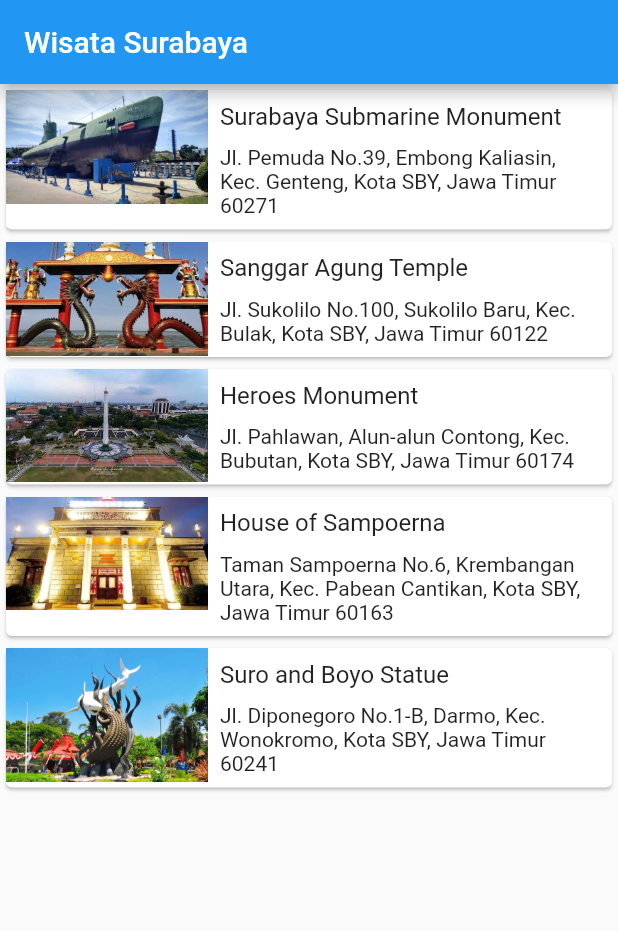
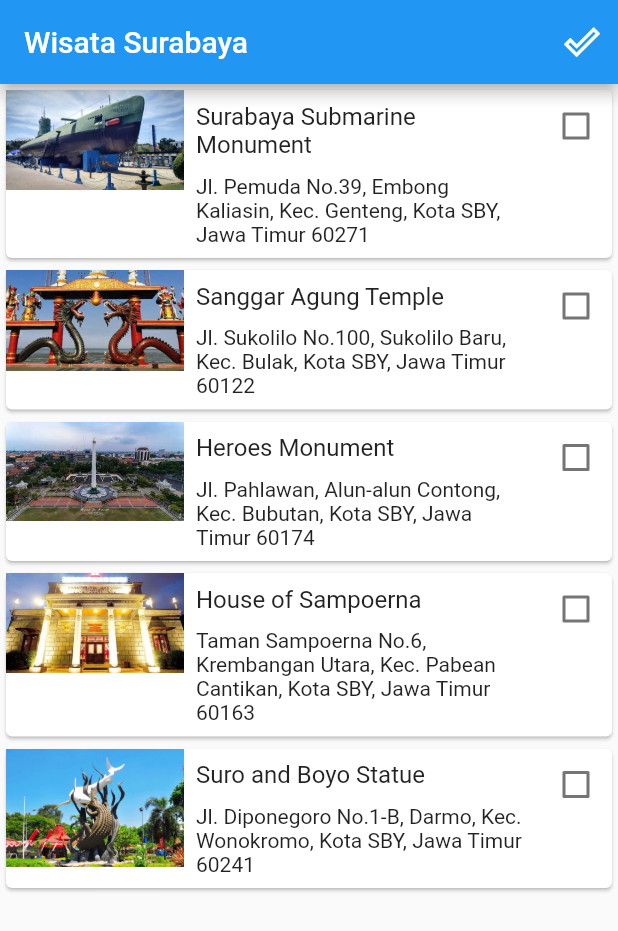
Before and after one commit to denasgt123/first_flutter_project, a Flutter app: the screen it shows after launch, on a phone screen of 412 x 824 dp. Shown: the top 931 px of the screen. Run offline on Flutter 3.47's test engine with Material 2 defaults, Android fonts, the phone set to English and light mode, and no system bars.

```diff
--- /dev/null
+++ b/lib/done_tourism_place_list.dart
@@ -0,0 +1,37 @@
+import 'package:first_flutter_project/model/tourism-place.dart';
+import 'package:flutter/material.dart';
+
+class DoneTourismList extends StatelessWidget {
+  final List<TourismPlace> doneTourismPlaceList;
+  const DoneTourismList({Key? key, required this.doneTourismPlaceList})
+      : super(key: key);
+
+  @override
+  Widget build(BuildContext context) {
+    return Scaffold(
+      appBar: AppBar(
+        title: const Text('Wisata Telah Dikunjungi'),
+      ),
+      body: ListView.builder(
+        itemBuilder: (context, index) {
+          final TourismPlace place = doneTourismPlaceList[index];
+          return Card(
+            color: Colors.white60,
+            child: Row(
+              crossAxisAlignment: CrossAxisAlignment.center,
+              mainAxisAlignment: MainAxisAlignment.spaceBetween,
+              children: <Widget>[
+                Text(
+                  place.name,
+                  style: const TextStyle(fontSize: 16.0),
+                ),
+                const Icon(Icons.done_outline),
+              ],
+            ),
+          );
+        },
+        itemCount: doneTourismPlaceList.length,
+      ),
+    );
+  }
+}
--- a/lib/main-screen.dart
+++ b/lib/list_item.dart
@@ -1,35 +1,21 @@
 import 'package:first_flutter_project/model/tourism-place.dart';
 import 'package:flutter/material.dart';
-import 'package:first_flutter_project/detail_screen.dart';
 
-class MainScreen extends StatelessWidget {
-  const MainScreen({Key? key}) : super(key: key);
+class ListItem extends StatelessWidget {
+  final TourismPlace place;
+  final bool isDone;
+  final Function(bool? value) onCheckboxClick;
+  const ListItem({
+    Key? key,
+    required this.place,
+    required this.isDone,
+    required this.onCheckboxClick,
+  }) : super(key: key);
 
   @override
   Widget build(BuildContext context) {
-    return Scaffold(
-      appBar: AppBar(
-        title: const Text('Wisata Surabaya'),
-      ),
-      body: ListView.builder(
-        itemBuilder: (context, index) {
-          final TourismPlace place = tourismPlaceList[index];
-          return InkWell(
-            onTap: () {
-              Navigator.push(context, MaterialPageRoute(builder: (context) {
-                return DetailScreen(place: place);
-              }));
-            },
-            child: listItem(place),
-          );
-        },
-        itemCount: tourismPlaceList.length,
-      ),
-    );
-  }
-
-  Widget listItem(TourismPlace place) {
     return Card(
+      color: isDone ? Colors.white60 : Colors.white,
       child: Row(
         crossAxisAlignment: CrossAxisAlignment.start,
         children: <Widget>[
@@ -57,6 +43,10 @@ class MainScreen extends StatelessWidget {
               ),
             ),
           ),
+          Checkbox(
+              checkColor: Colors.blueAccent,
+              value: isDone,
+              onChanged: onCheckboxClick),
         ],
       ),
     );
--- a/lib/main.dart
+++ b/lib/main.dart
@@ -1,4 +1,4 @@
-import 'package:first_flutter_project/main-screen.dart';
+import 'package:first_flutter_project/main_screen.dart';
 import 'package:flutter/material.dart';
 
 void main() {
--- /dev/null
+++ b/lib/main_screen.dart
@@ -0,0 +1,37 @@
+import 'package:first_flutter_project/done_tourism_place_list.dart';
+import 'package:first_flutter_project/model/tourism-place.dart';
+import 'package:first_flutter_project/tourism_list.dart';
+import 'package:flutter/material.dart';
+
+class MainScreen extends StatefulWidget {
+  const MainScreen({Key? key}) : super(key: key);
+
+  @override
+  _MainScreenState createState() => _MainScreenState();
+}
+
+class _MainScreenState extends State<MainScreen> {
+  final List<TourismPlace> doneTourismPlaceList = [];
+
+  @override
+  Widget build(BuildContext context) {
+    return Scaffold(
+        appBar: AppBar(
+          title: const Text('Wisata Surabaya'),
+          actions: <Widget>[
+            IconButton(
+              icon: const Icon(Icons.done_outline),
+              onPressed: () {
+                Navigator.push(context, MaterialPageRoute(builder: (context) {
+                  return DoneTourismList(
+                      doneTourismPlaceList: doneTourismPlaceList);
+                }));
+              },
+            ),
+          ],
+        ),
+        body: TourismList(
+          doneTourismPlaceList: doneTourismPlaceList,
+        ));
+  }
+}
--- a/lib/model/tourism-place.dart
+++ b/lib/model/tourism-place.dart
@@ -19,81 +19,3 @@ class TourismPlace {
     required this.detailImages,
   });
 }
-
-var tourismPlaceList = [
-  TourismPlace(
-    name: 'Surabaya Submarine Monument',
-    location: 'Jl. Pemuda No.39, Embong Kaliasin, Kec. Genteng, Kota SBY, Jawa Timur 60271',
-    imageAsset: 'assets/images/monkasel.jpg',
-    description: 'Surabaya Submarine Monument or as known as Monumen Kapal Selam (Monkasel) is the largest submarine monument in Asia, which was built in riverside of Kalimas, Surabaya. This monument was built by idea of Navy Veterans.',
-    dayOpen: 'Tuesday - Sunday',
-    timeOpen: '08.00 - 16.00',
-    entryPrice: 'Rp 15.000,-',
-    detailImages: [
-      'assets/images/monkasel1.jpg',
-      'assets/images/monkasel2.jpg',
-      'assets/images/monkasel3.jpg',
-      'assets/images/monkasel4.jpg',
-    ],
-  ),
-  TourismPlace(
-    name: 'Sanggar Agung Temple',
-    location: 'Jl. Sukolilo No.100, Sukolilo Baru, Kec. Bulak, Kota SBY, Jawa Timur 60122',
-    imageAsset: 'assets/images/sanggar-temple.jpg',
-    description: 'Sanggar Agung Temple or Hong San Tang (Chinese: 宏善堂) is a Chinese temple in Surabaya dedicated to Chinese deities and other Asian religious icons. It is located within the Pantai Ria amusement park and has become a tourist destination, even though it is originally a worship place for Tridharma followers. The name of Sanggar Agung is derived from Indonesian language which can be translated as Great Hall.',
-    dayOpen: 'Open Everyday',
-    timeOpen: '07.00 - 20.00',
-    entryPrice: 'Rp 5.000 - 10.000',
-    detailImages: [
-      'assets/images/sanggar-temple1.jpg',
-      'assets/images/sanggar-temple2.jpg',
-      'assets/images/sanggar-temple3.jpg',
-      'assets/images/sanggar-temple4.jpg',
-    ],
-  ),
-  TourismPlace(
-    name: 'Heroes Monument',
-    location: 'Jl. Pahlawan, Alun-alun Contong, Kec. Bubutan, Kota SBY, Jawa Timur 60174',
-    imageAsset: 'assets/images/tugu.jpg',
-    description: 'The Heroes Monument (Indonesian: Tugu Pahlawan) is a monument in Surabaya, Indonesia. It is the main symbol of the city, dedicated to the people who died during the Battle of Surabaya on 10 November 1945. The 10 November Museum is located under the monument.',
-    dayOpen: 'Open Everyday',
-    timeOpen: '08.00 - 16.00',
-    entryPrice: 'Rp 5.000,-',
-    detailImages: [
-      'assets/images/tugu1.jpg',
-      'assets/images/tugu2.jpg',
-      'assets/images/tugu3.jpg',
-      'assets/images/tugu4.jpg',
-    ],
-  ),
-  TourismPlace(
-    name: 'House of Sampoerna',
-    location: 'Taman Sampoerna No.6, Krembangan Utara, Kec. Pabean Cantikan, Kota SBY, Jawa Timur 60163',
-    imageAsset: 'assets/images/sampoerna.jpg',
-    description: "Open to the public since October 9, 2003, House of Sampoerna (HoS) is a Dutch colonial-style heritage building complex built in 1862 and located in the “Old Surabaya” area. This complex was initially an orphanage for boys managed by the Dutch. In 1932, it was purchased by Liem Seeng Tee then became the first Sampoerna's production facility. House of Sampoerna complex consists of a large central auditorium, two smaller buildings in the East and West wings.",
-    dayOpen: 'Open Everyday',
-    timeOpen: '09.00 - 18.00',
-    entryPrice: 'Free',
-    detailImages: [
-      'assets/images/sampoerna1.jpg',
-      'assets/images/sampoerna2.jpg',
-      'assets/images/sampoerna3.jpg',
-      'assets/images/sampoerna4.jpg',
-    ],
-  ),
-  TourismPlace(
-    name: 'Suro and Boyo Statue',
-    location: 'Jl. Diponegoro No.1-B, Darmo, Kec. Wonokromo, Kota SBY, Jawa Timur 60241',
-    imageAsset: 'assets/images/suroboyo.jpg',
-    description: "This landmark sculpture in Surabaya depicts a tussle for supremacy between a shark and a crocodile and is a symbol of Surabaya's strength. The statue holds special significance for the city of Surabaya, especially in light of the fact that the city got its name from the Javanese words for shark and crocodile, 'suro' and 'boyo' respectively.",
-    dayOpen: 'Open Everyday',
-    timeOpen: 'Open 24 Hours',
-    entryPrice: 'Free',
-    detailImages: [
-      'assets/images/suroboyo1.jpg',
-      'assets/images/suroboyo2.jpg',
-      'assets/images/suroboyo3.jpg',
-      'assets/images/suroboyo4.jpg',
-    ],
-  ),
-];
--- /dev/null
+++ b/lib/provider/done_tourism_provider.dart
@@ -0,0 +1,5 @@
+import 'package:flutter/foundation.dart';
+
+class DoneTourismProvider extends ChangeNotifier {
+
+}
--- /dev/null
+++ b/lib/tourism_list.dart
@@ -0,0 +1,169 @@
+import 'package:first_flutter_project/detail_screen.dart';
+import 'package:first_flutter_project/model/tourism-place.dart';
+import 'package:first_flutter_project/list_item.dart';
+import 'package:flutter/material.dart';
+
+class TourismList extends StatefulWidget {
+  final List<TourismPlace> doneTourismPlaceList;
+  const TourismList({Key? key, required this.doneTourismPlaceList})
+      : super(key: key);
+
+  @override
+  State<TourismList> createState() => _TourismListState(doneTourismPlaceList);
+}
+
+class _TourismListState extends State<TourismList> {
+  final List<TourismPlace> doneTourismPlaceList;
+  final List<TourismPlace> tourismPlaceList = [
+    TourismPlace(
+      name: 'Surabaya Submarine Monument',
+      location:
+          'Jl. Pemuda No.39, Embong Kaliasin, Kec. Genteng, Kota SBY, Jawa Timur 60271',
+      imageAsset: 'assets/images/monkasel.jpg',
+      description:
+          'Surabaya Submarine Monument or as known as Monumen Kapal Selam (Monkasel) is the largest submarine monument in Asia, which was built in riverside of Kalimas, Surabaya. This monument was built by idea of Navy Veterans.',
+      dayOpen: 'Tuesday - Sunday',
+      timeOpen: '08.00 - 16.00',
+      entryPrice: 'Rp 15.000,-',
+      detailImages: [
+        'assets/images/monkasel1.jpg',
+        'assets/images/monkasel2.jpg',
+        'assets/images/monkasel3.jpg',
+        'assets/images/monkasel4.jpg',
+      ],
+    ),
+    TourismPlace(
+      name: 'Sanggar Agung Temple',
+      location:
+          'Jl. Sukolilo No.100, Sukolilo Baru, Kec. Bulak, Kota SBY, Jawa Timur 60122',
+      imageAsset: 'assets/images/sanggar-temple.jpg',
+      description:
+          'Sanggar Agung Temple or Hong San Tang (Chinese: 宏善堂) is a Chinese temple in Surabaya dedicated to Chinese deities and other Asian religious icons. It is located within the Pantai Ria amusement park and has become a tourist destination, even though it is originally a worship place for Tridharma followers. The name of Sanggar Agung is derived from Indonesian language which can be translated as Great Hall.',
+      dayOpen: 'Open Everyday',
+      timeOpen: '07.00 - 20.00',
+      entryPrice: 'Rp 5.000 - 10.000',
+      detailImages: [
+        'assets/images/sanggar-temple1.jpg',
+        'assets/images/sanggar-temple2.jpg',
+        'assets/images/sanggar-temple3.jpg',
+        'assets/images/sanggar-temple4.jpg',
+      ],
+    ),
+    TourismPlace(
+      name: 'Heroes Monument',
+      location:
+          'Jl. Pahlawan, Alun-alun Contong, Kec. Bubutan, Kota SBY, Jawa Timur 60174',
+      imageAsset: 'assets/images/tugu.jpg',
+      description:
+          'The Heroes Monument (Indonesian: Tugu Pahlawan) is a monument in Surabaya, Indonesia. It is the main symbol of the city, dedicated to the people who died during the Battle of Surabaya on 10 November 1945. The 10 November Museum is located under the monument.',
+      dayOpen: 'Open Everyday',
+      timeOpen: '08.00 - 16.00',
+      entryPrice: 'Rp 5.000,-',
+      detailImages: [
+        'assets/images/tugu1.jpg',
+        'assets/images/tugu2.jpg',
+        'assets/images/tugu3.jpg',
+        'assets/images/tugu4.jpg',
+      ],
+    ),
+    TourismPlace(
+      name: 'House of Sampoerna',
+      location:
+          'Taman Sampoerna No.6, Krembangan Utara, Kec. Pabean Cantikan, Kota SBY, Jawa Timur 60163',
+      imageAsset: 'assets/images/sampoerna.jpg',
+      description:
+          "Open to the public since October 9, 2003, House of Sampoerna (HoS) is a Dutch colonial-style heritage building complex built in 1862 and located in the “Old Surabaya” area. This complex was initially an orphanage for boys managed by the Dutch. In 1932, it was purchased by Liem Seeng Tee then became the first Sampoerna's production facility. House of Sampoerna complex consists of a large central auditorium, two smaller buildings in the East and West wings.",
+      dayOpen: 'Open Everyday',
+      timeOpen: '09.00 - 18.00',
+      entryPrice: 'Free',
+      detailImages: [
+        'assets/images/sampoerna1.jpg',
+        'assets/images/sampoerna2.jpg',
+        'assets/images/sampoerna3.jpg',
+        'assets/images/sampoerna4.jpg',
+      ],
+    ),
+    TourismPlace(
+      name: 'Suro and Boyo Statue',
+      location:
+          'Jl. Diponegoro No.1-B, Darmo, Kec. Wonokromo, Kota SBY, Jawa Timur 60241',
+      imageAsset: 'assets/images/suroboyo.jpg',
+      description:
+          "This landmark sculpture in Surabaya depicts a tussle for supremacy between a shark and a crocodile and is a symbol of Surabaya's strength. The statue holds special significance for the city of Surabaya, especially in light of the fact that the city got its name from the Javanese words for shark and crocodile, 'suro' and 'boyo' respectively.",
+      dayOpen: 'Open Everyday',
+      timeOpen: 'Open 24 Hours',
+      entryPrice: 'Free',
+      detailImages: [
+        'assets/images/suroboyo1.jpg',
+        'assets/images/suroboyo2.jpg',
+        'assets/images/suroboyo3.jpg',
+        'assets/images/suroboyo4.jpg',
+      ],
+    ),
+  ];
+
+  _TourismListState(this.doneTourismPlaceList);
+
+  @override
+  Widget build(BuildContext context) {
+    return ListView.builder(
+      itemBuilder: (context, index) {
+        final TourismPlace place = tourismPlaceList[index];
+        return InkWell(
+          onTap: () {
+            Navigator.push(context, MaterialPageRoute(builder: (context) {
+              return DetailScreen(place: place);
+            }));
+          },
+          child: ListItem(
+              place: place,
+              isDone: doneTourismPlaceList.contains(place),
+              onCheckboxClick: (bool? value) {
+                setState(() {
+                  if (value != null) {
+                    value
+                        ? doneTourismPlaceList.add(place)
+                        : doneTourismPlaceList.remove(place);
+                  }
+                });
+              }),
+        );
+      },
+      itemCount: tourismPlaceList.length,
+    );
+  }
+
+  // Widget ListItem(TourismPlace place) {
+  //   return Card(
+  //     child: Row(
+  //       crossAxisAlignment: CrossAxisAlignment.start,
+  //       children: <Widget>[
+  //         Expanded(
+  //           flex: 1,
+  //           child: Image.asset(place.imageAsset),
+  //         ),
+  //         Expanded(
+  //           flex: 2,
+  //           child: Padding(
+  //             padding: const EdgeInsets.all(8.0),
+  //             child: Column(
+  //               crossAxisAlignment: CrossAxisAlignment.start,
+  //               mainAxisSize: MainAxisSize.min,
+  //               children: <Widget>[
+  //                 Text(
+  //                   place.name,
+  //                   style: const TextStyle(fontSize: 16.0),
+  //                 ),
+  //                 const SizedBox(
+  //                   height: 10,
+  //                 ),
+  //                 Text(place.location),
+  //               ],
+  //             ),
+  //           ),
+  //         ),
+  //       ],
+  //     ),
+  //   );
+  // }
+}
--- a/pubspec.yaml
+++ b/pubspec.yaml
@@ -33,6 +33,7 @@ dependencies:
   # The following adds the Cupertino Icons font to your application.
   # Use with the CupertinoIcons class for iOS style icons.
   cupertino_icons: ^1.0.2
+  provider: ^6.0.2
 
 dev_dependencies:
   flutter_test:
```
Also changed, not shown: pubspec.lock.
